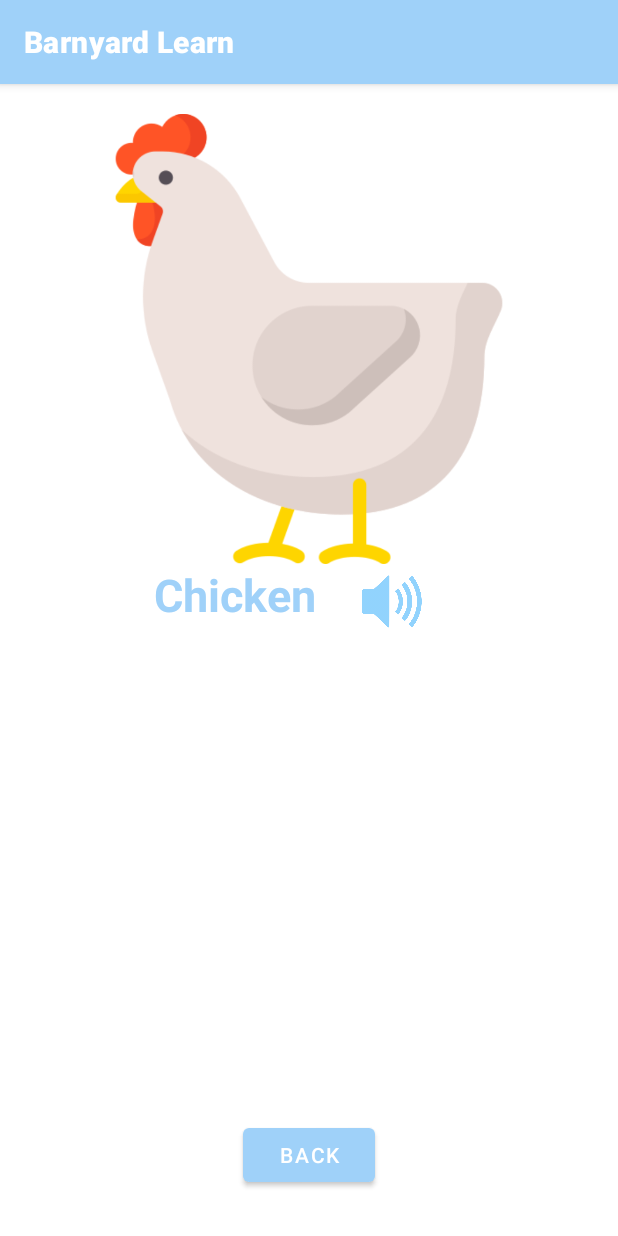
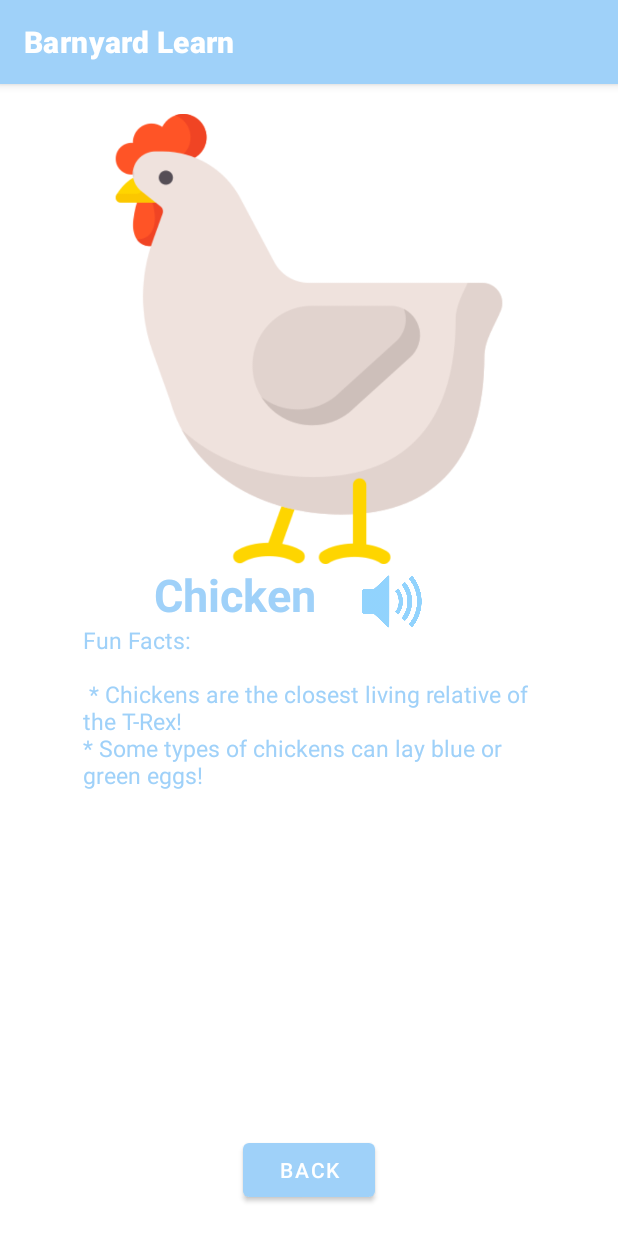
Before and after one commit to hnorm0629/COSC253-HW3-BarnyardLearn, an Android app: the ChickenActivity screen opened directly, with no data from a screen before it, on a phone screen of 412 x 824 dp. Run offline under Robolectric (Android 15) with nearby library versions, the phone set to English and light mode, and no system bars.

Commit message:
Added all facts to each of the animal activities

```diff
--- a/app/src/main/java/com/example/barnyardlearn/MainActivity.kt
+++ b/app/src/main/java/com/example/barnyardlearn/MainActivity.kt
@@ -11,8 +11,10 @@ import android.content.Intent
 import androidx.appcompat.app.AppCompatActivity
 import android.os.Bundle
 import android.view.View
+import android.widget.Button
 
 class MainActivity : AppCompatActivity() {
+
     override fun onCreate(savedInstanceState: Bundle?) {
         super.onCreate(savedInstanceState)
         setContentView(R.layout.activity_main)
--- a/app/src/main/res/layout/activity_chicken.xml
+++ b/app/src/main/res/layout/activity_chicken.xml
@@ -10,7 +10,7 @@
         android:id="@+id/button"
         android:layout_width="wrap_content"
         android:layout_height="wrap_content"
-        android:layout_marginBottom="30dp"
+        android:layout_marginBottom="20dp"
         android:onClick="back"
         android:text="@string/back"
         app:layout_constraintBottom_toBottomOf="parent"
@@ -22,9 +22,9 @@
         android:layout_width="300dp"
         android:layout_height="300dp"
         android:layout_marginTop="20dp"
-        app:layout_constraintTop_toTopOf="parent"
         app:layout_constraintEnd_toEndOf="parent"
         app:layout_constraintStart_toStartOf="parent"
+        app:layout_constraintTop_toTopOf="parent"
         app:srcCompat="@drawable/chicken" />
 
     <TextView
@@ -33,9 +33,9 @@
         android:layout_height="wrap_content"
         android:layout_marginEnd="25dp"
         android:text="@string/chicken"
+        android:textColor="@color/sky_blue"
         android:textSize="30sp"
         android:textStyle="bold"
-        android:textColor="@color/sky_blue"
         app:layout_constraintEnd_toStartOf="@id/volume"
         app:layout_constraintTop_toBottomOf="@id/chicken" />
 
@@ -48,4 +48,23 @@
         app:layout_constraintTop_toBottomOf="@id/chicken"
         app:srcCompat="@drawable/volume" />
 
+    <TextView
+        android:id="@+id/chickenFact"
+        android:layout_width="match_parent"
+        android:layout_height="match_parent"
+        android:layout_marginStart="55dp"
+        android:layout_marginTop="360dp"
+        android:layout_marginEnd="56dp"
+        android:layout_marginBottom="60dp"
+        android:text="Fun Facts: \n\n * Chickens are the closest living relative of the T-Rex! \n* Some types of chickens can lay blue or green eggs!"
+        android:textColor="@color/sky_blue"
+        android:textSize="15sp"
+        app:layout_constraintBottom_toBottomOf="parent"
+        app:layout_constraintEnd_toEndOf="parent"
+        app:layout_constraintHorizontal_bias="0.0"
+        app:layout_constraintStart_toStartOf="parent"
+        app:layout_constraintTop_toTopOf="parent"
+        app:layout_constraintVertical_bias="0.54" />
+
+
 </androidx.constraintlayout.widget.ConstraintLayout>
--- a/app/src/main/res/layout/activity_learn.xml
+++ b/app/src/main/res/layout/activity_learn.xml
@@ -101,5 +101,4 @@
         app:srcCompat="@drawable/sheep" />
 
 
-
 </androidx.constraintlayout.widget.ConstraintLayout>
```
Also changed, not shown: app/src/main/res/layout/activity_cow.xml (+18 -0 lines), app/src/main/res/layout/activity_goat.xml (+18 -0 lines), app/src/main/res/layout/activity_horse.xml (+18 -0 lines), app/src/main/res/layout/activity_pig.xml (+18 -0 lines), app/src/main/res/layout/activity_sheep.xml (+18 -0 lines).
